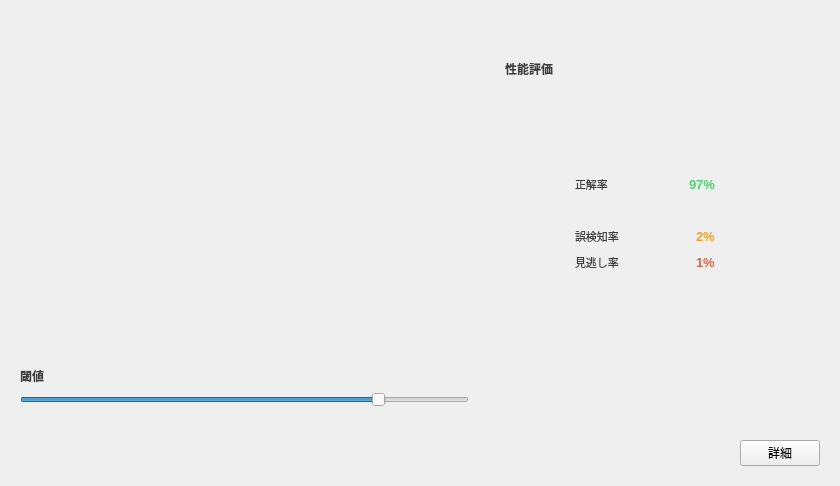
First picture: the form in src/main/python/view/ui/test.ui, repository RUTILEA/SDTest, before the edit.
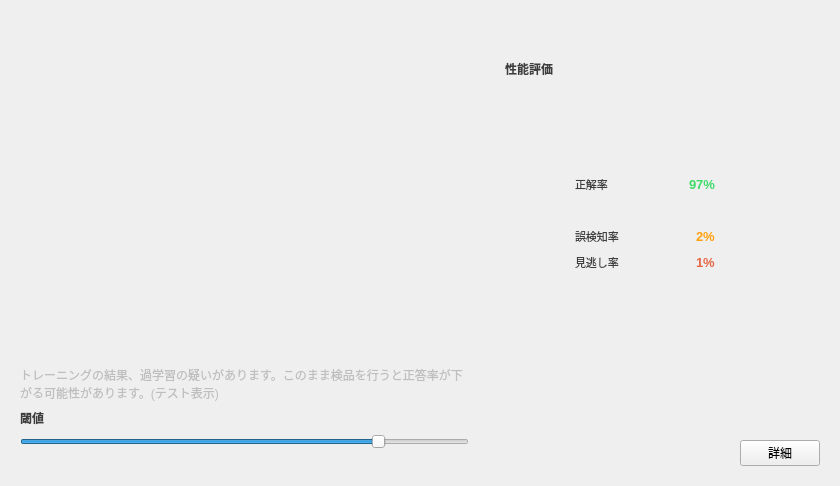
Second picture: the form after the edit. The open tabs and pages were chosen to show the change. Icons and pictures are not drawn.

Diff of the .ui file:
```diff
--- a/src/main/python/view/ui/test.ui
+++ b/src/main/python/view/ui/test.ui
@@ -68,6 +68,19 @@
            </property>
           </widget>
          </item>
+         <item>
+          <widget class="QLabel" name="overfitting_alert_label">
+           <property name="enabled">
+            <bool>false</bool>
+           </property>
+           <property name="text">
+            <string>トレーニングの結果、過学習の疑いがあります。このまま検品を行うと正答率が下がる可能性があります。(テスト表示)</string>
+           </property>
+           <property name="wordWrap">
+            <bool>true</bool>
+           </property>
+          </widget>
+         </item>
          <item>
           <layout class="QHBoxLayout" name="threshold_title_area">
            <item>
```
Left out of the diff: 2 changed lines with no effect on the pictures.
